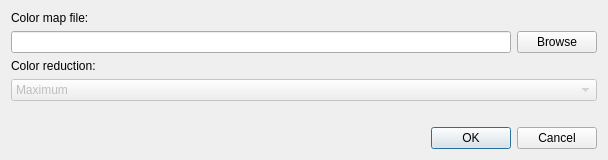
eldridgejm/denali, file qtgui/ColorMapDialog.ui: the form before one commit.
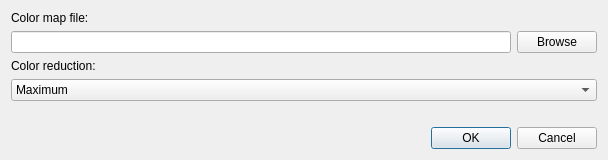
The form after the commit.

Commit message: Dialogs handle errors gracefully.

```diff
--- a/qtgui/ColorMapDialog.ui
+++ b/qtgui/ColorMapDialog.ui
@@ -53,7 +53,7 @@
      <item row="3" column="0" colspan="2">
       <widget class="QComboBox" name="comboBox">
        <property name="enabled">
-        <bool>false</bool>
+        <bool>true</bool>
        </property>
        <item>
         <property name="text">
```
Left out of the diff: 24 changed lines with no effect on the pictures. The commit also changes 7 other files.
